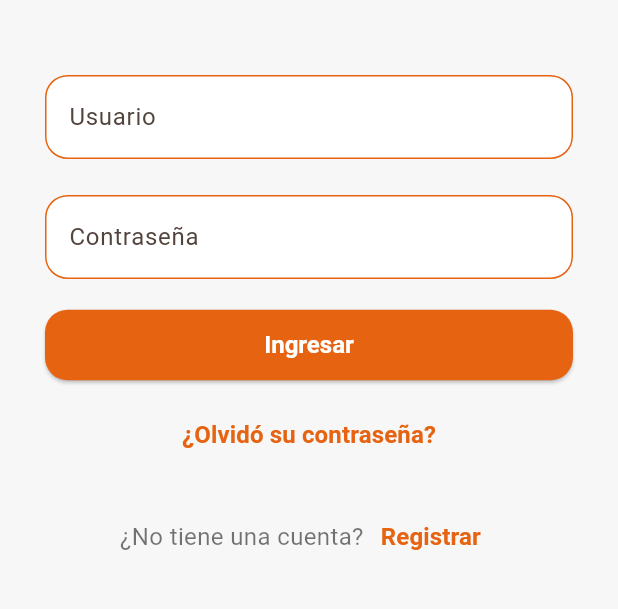
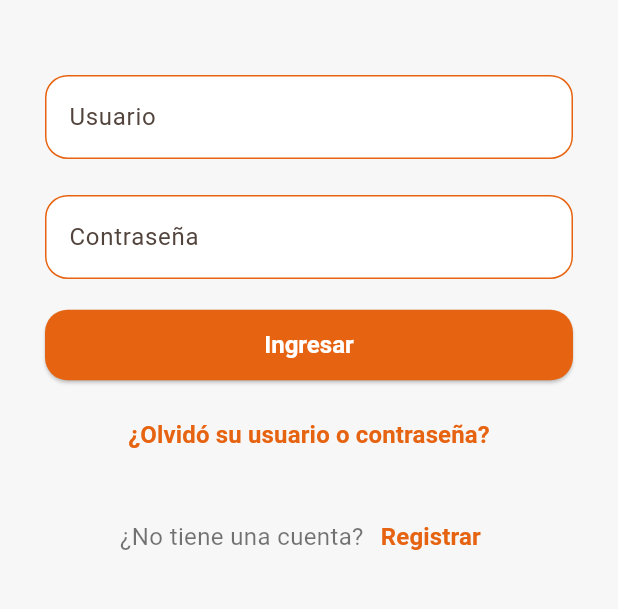
Before and after one commit to appsOdin/odinapp, a Flutter app: the screen it shows after launch, on a phone screen of 412 x 824 dp, the part 414-1023 px from its top. Run offline on Flutter 3.47's test engine with Material 3 defaults, Android fonts, the phone set to English and light mode, and no system bars; our stand-ins replace jwt_decoder, shared_preferences; Roboto replaces fonts that are missing (Montserrat).

Commit message:
opción para recuperar accesos

```diff
--- a/lib/Utlis/Constants.dart
+++ b/lib/Utlis/Constants.dart
@@ -1,5 +1,5 @@
 class Constants {
   static const String appName = "OdinApp";
-  static const String apiBaseUrl = "http://192.168.0.221/api";
+  static const String apiBaseUrl = "https://b0bb-201-207-239-85.ngrok-free.app/api";
   static const String successCode = "200";
 }
--- a/lib/main.dart
+++ b/lib/main.dart
@@ -1,7 +1,8 @@
 import 'package:flutter/material.dart';
-import '../views/login_page.dart';
+import 'package:odinapp/views/User/recover_page.dart';
+import 'views/User/login_page.dart';
 import 'views/home_page.dart';
-import 'views/register_page.dart';
+import 'views/User/register_page.dart';
 import 'theme/app_theme.dart';
 
 void main() => runApp(const MyApp());
@@ -19,6 +20,7 @@ class MyApp extends StatelessWidget {
         '/login': (context) => const LoginPage(),
         '/home': (context) => const HomePage(),
         '/register': (context) => const RegisterPage(),
+         '/recover': (context) => const RecoverPage(),
       },
     );
   }
--- /dev/null
+++ b/lib/views/User/login_page.dart
@@ -0,0 +1,141 @@
+import 'package:flutter/material.dart';
+import 'package:flutter/services.dart';
+import '../../controllers/login_controller.dart';
+import '../../theme/app_theme.dart';
+class LoginPage extends StatefulWidget {
+  const LoginPage({super.key});
+
+  @override
+  State<LoginPage> createState() => _LoginPageState();
+}
+
+class _LoginPageState extends State<LoginPage> {
+  final LoginController controller = LoginController();
+  bool loading = false;
+
+  @override
+  void dispose() {
+    controller.dispose();
+    super.dispose();
+  }
+
+  @override
+  Widget build(BuildContext context) {
+    return Scaffold(
+      backgroundColor: const Color(0xfff7f7f7),
+      body: Center(
+        child: SingleChildScrollView(
+          child: Container(
+            width: 400,
+            padding: const EdgeInsets.all(24),
+            decoration: BoxDecoration(
+              color: const Color(0xfff7f7f7),
+              borderRadius: BorderRadius.circular(14)
+            ),
+            child: Column(
+              mainAxisSize: MainAxisSize.min,
+              children: [
+                const SizedBox(height: 10),
+                const Image(image:  AssetImage('assets/img/logo.jpg'), height: 100),
+                const SizedBox(height: 50),
+                TextField(
+                  controller: controller.usernameCtrl,
+                  inputFormatters: [LengthLimitingTextInputFormatter(20)], // Limitar a 20 caracteres
+                  decoration: const InputDecoration(
+                    labelText: 'Usuario',
+                    fillColor: Color.fromARGB(255, 255, 255, 255),
+                    filled: true,
+                    enabledBorder: OutlineInputBorder(
+                      borderRadius: BorderRadius.all(Radius.circular(15)),
+                      borderSide: BorderSide(color: AppTheme.primaryColor, width: 1),
+                    ),
+                    focusedBorder: OutlineInputBorder(
+                      borderRadius: BorderRadius.all(Radius.circular(15)),
+                      borderSide: BorderSide(color: AppTheme.primaryColor, width: 2),
+                    ),
+                  ),
+                ),
+                const SizedBox(height: 24),
+                TextField(
+                  controller: controller.passwordCtrl,
+                  inputFormatters: [LengthLimitingTextInputFormatter(20)], // Limitar a 20 caracteres
+                  decoration: const InputDecoration(
+                    labelText: 'Contraseña',
+                    fillColor: Color.fromARGB(255, 255, 255, 255),
+                    filled: true,
+                    enabledBorder: OutlineInputBorder(
+                      borderRadius: BorderRadius.all(Radius.circular(15)),
+                      borderSide: BorderSide(color: AppTheme.primaryColor, width: 1),
+                    ),
+                    focusedBorder: OutlineInputBorder(
+                      borderRadius: BorderRadius.all(Radius.circular(15)),
+                      borderSide: BorderSide(color: AppTheme.primaryColor, width: 2),
+                    ),
+                  ),
+                  obscureText: true,
+                ),
+                const SizedBox(height: 20),
+                SizedBox(
+                  width: double.infinity,
+                  child: ElevatedButton(
+                    onPressed: loading
+                        ? null
+                        : () async {
+                            setState(() => loading = true);
+                            final success = await controller.login(context);
+                            setState(() => loading = false);
+                            if (success == true) {
+                              Navigator.pushReplacementNamed(context, '/home');
+
+                            }
+                          },
+                    style: ElevatedButton.styleFrom(
+                      backgroundColor: AppTheme.primaryColor,
+                      shape: RoundedRectangleBorder(
+                        borderRadius: BorderRadius.circular(15),
+                      ),
+                      padding: const EdgeInsets.symmetric(vertical: 14),
+                    ),
+                    child: Text(loading ? 'Ingresando...' : 'Ingresar'),
+                  ),
+                ),
+                const SizedBox(height: 12),
+                TextButton(
+                  onPressed: () {
+                     Navigator.pushNamed(context, '/recover');
+                  },
+                  child: const Text(
+                    '¿Olvidó su usuario o contraseña?',
+                    style: TextStyle(color: AppTheme.primaryColor),
+                  ),
+                ),
+                const SizedBox(height: 20),
+                Row(
+                  mainAxisAlignment: MainAxisAlignment.center,
+                  children: [
+                    const Text(
+                      '¿No tiene una cuenta?',
+                      style: TextStyle(color: Colors.black54),
+                    ),
+                    TextButton(
+                      onPressed: () {
+                        Navigator.pushNamed(context, '/register');
+                      },
+                      child: const Text(
+                        'Registrar',
+                        style: TextStyle(
+                          color: AppTheme.primaryColor,
+                          fontWeight: FontWeight.bold,
+                        ),
+                      ),
+                    ),
+                  ],
+                ),
+              ],
+            ),
+          ),
+        ),
+      ),
+    );
+  }
+}
--- a/lib/views/login_page.dart
+++ b/lib/views/User/recover_page.dart
@@ -1,15 +1,15 @@
 import 'package:flutter/material.dart';
 import 'package:flutter/services.dart';
-import '../controllers/login_controller.dart';
-import '../theme/app_theme.dart';
-class LoginPage extends StatefulWidget {
-  const LoginPage({super.key});
+import '../../controllers/login_controller.dart';
+import '../../theme/app_theme.dart';
+class RecoverPage extends StatefulWidget {
+  const RecoverPage({super.key});
 
   @override
-  State<LoginPage> createState() => _LoginPageState();
+  State<RecoverPage> createState() => _RecoverPageState();
 }
 
-class _LoginPageState extends State<LoginPage> {
+class _RecoverPageState extends State<RecoverPage> {
   final LoginController controller = LoginController();
   bool loading = false;
 
@@ -39,10 +39,10 @@ class _LoginPageState extends State<LoginPage> {
                 const Image(image:  AssetImage('assets/img/logo.jpg'), height: 100),
                 const SizedBox(height: 50),
                 TextField(
-                  controller: controller.usernameCtrl,
+                  controller: controller.emailCtrl,
                   inputFormatters: [LengthLimitingTextInputFormatter(20)], // Limitar a 20 caracteres
                   decoration: const InputDecoration(
-                    labelText: 'Usuario',
+                    labelText: 'Correo electrónico',
                     fillColor: Color.fromARGB(255, 255, 255, 255),
                     filled: true,
                     enabledBorder: OutlineInputBorder(
@@ -55,26 +55,7 @@ class _LoginPageState extends State<LoginPage> {
                     ),
                   ),
                 ),
-                const SizedBox(height: 24),
-                TextField(
-                  controller: controller.passwordCtrl,
-                  inputFormatters: [LengthLimitingTextInputFormatter(20)], // Limitar a 20 caracteres
-                  decoration: const InputDecoration(
-                    labelText: 'Contraseña',
-                    fillColor: Color.fromARGB(255, 255, 255, 255),
-                    filled: true,
-                    enabledBorder: OutlineInputBorder(
-                      borderRadius: BorderRadius.all(Radius.circular(15)),
-                      borderSide: BorderSide(color: AppTheme.primaryColor, width: 1),
-                    ),
-                    focusedBorder: OutlineInputBorder(
-                      borderRadius: BorderRadius.all(Radius.circular(15)),
-                      borderSide: BorderSide(color: AppTheme.primaryColor, width: 2),
-                    ),
-                  ),
-                  obscureText: true,
-                ),
-                const SizedBox(height: 20),
+               const SizedBox(height: 20),
                 SizedBox(
                   width: double.infinity,
                   child: ElevatedButton(
@@ -82,10 +63,10 @@ class _LoginPageState extends State<LoginPage> {
                         ? null
                         : () async {
                             setState(() => loading = true);
-                            final success = await controller.login(context);
+                            final success = await controller.recover(context);
                             setState(() => loading = false);
                             if (success == true) {
-                              Navigator.pushReplacementNamed(context, '/home');
+                              Navigator.pushReplacementNamed(context, '/login');
 
                             }
                           },
@@ -96,17 +77,7 @@ class _LoginPageState extends State<LoginPage> {
                       ),
                       padding: const EdgeInsets.symmetric(vertical: 14),
                     ),
-                    child: Text(loading ? 'Ingresando...' : 'Ingresar'),
-                  ),
-                ),
-                const SizedBox(height: 12),
-                TextButton(
-                  onPressed: () {
-                    // TODO: Implementar recuperación de contraseña
-                  },
-                  child: const Text(
-                    '¿Olvidó su contraseña?',
-                    style: TextStyle(color: AppTheme.primaryColor),
+                    child: Text(loading ? 'Recuperando...' : 'Recuperar'),
                   ),
                 ),
                 const SizedBox(height: 20),
@@ -114,15 +85,15 @@ class _LoginPageState extends State<LoginPage> {
                   mainAxisAlignment: MainAxisAlignment.center,
                   children: [
                     const Text(
-                      '¿No tiene una cuenta?',
+                      '¿Ya tiene una cuenta?',
                       style: TextStyle(color: Colors.black54),
                     ),
                     TextButton(
                       onPressed: () {
-                        Navigator.pushNamed(context, '/register');
+                        Navigator.pop(context);
                       },
                       child: const Text(
-                        'Registrar',
+                        'Iniciar Sesión',
                         style: TextStyle(
                           color: AppTheme.primaryColor,
                           fontWeight: FontWeight.bold,
--- a/lib/views/register_page.dart
+++ b/lib/views/User/register_page.dart
@@ -1,7 +1,7 @@
 import 'package:flutter/material.dart';
 import 'package:flutter/services.dart';
-import '../controllers/user_controller.dart';
-import '../theme/app_theme.dart';
+import '../../controllers/user_controller.dart';
+import '../../theme/app_theme.dart';
 
 class RegisterPage extends StatefulWidget {
   const RegisterPage({super.key});
```
Also changed, not shown: lib/controllers/login_controller.dart (+35 -2 lines), lib/services/login_service.dart (+17 -0 lines).
